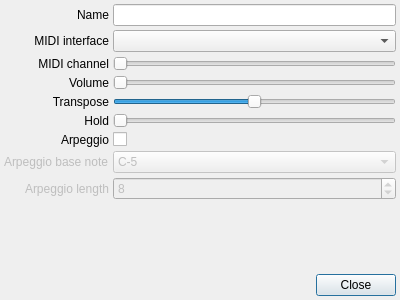
Qt form src/instrumentpropertiesdialog.ui (gitGNU/gnu_tutka) before a commit.
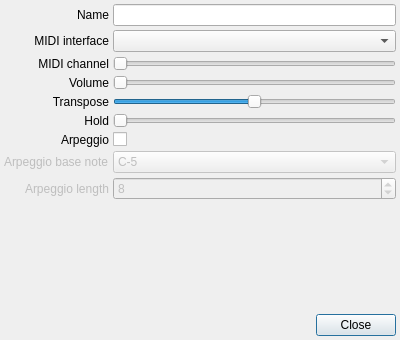
The same form after that commit. Custom widgets are drawn as their Qt base class.

Commit message: Changes: Increase instrument properties dialog default size

Diff of the .ui file:
```diff
--- a/src/instrumentpropertiesdialog.ui
+++ b/src/instrumentpropertiesdialog.ui
@@ -7,7 +7,7 @@
     <x>0</x>
     <y>0</y>
     <width>400</width>
-    <height>300</height>
+    <height>340</height>
    </rect>
   </property>
   <property name="windowTitle">
```
